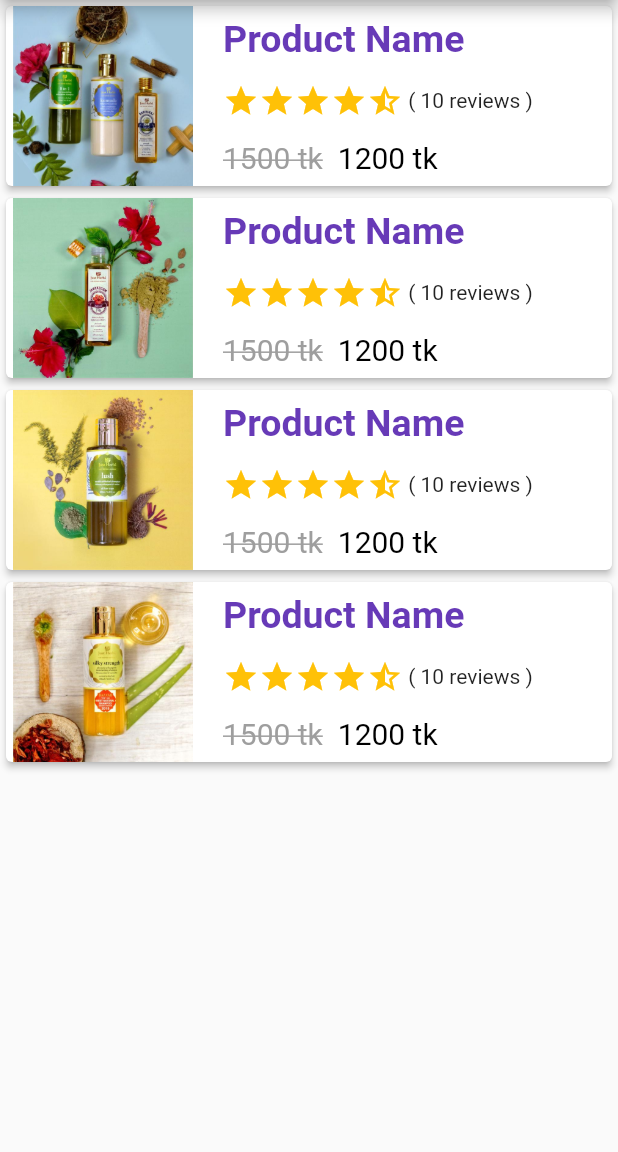
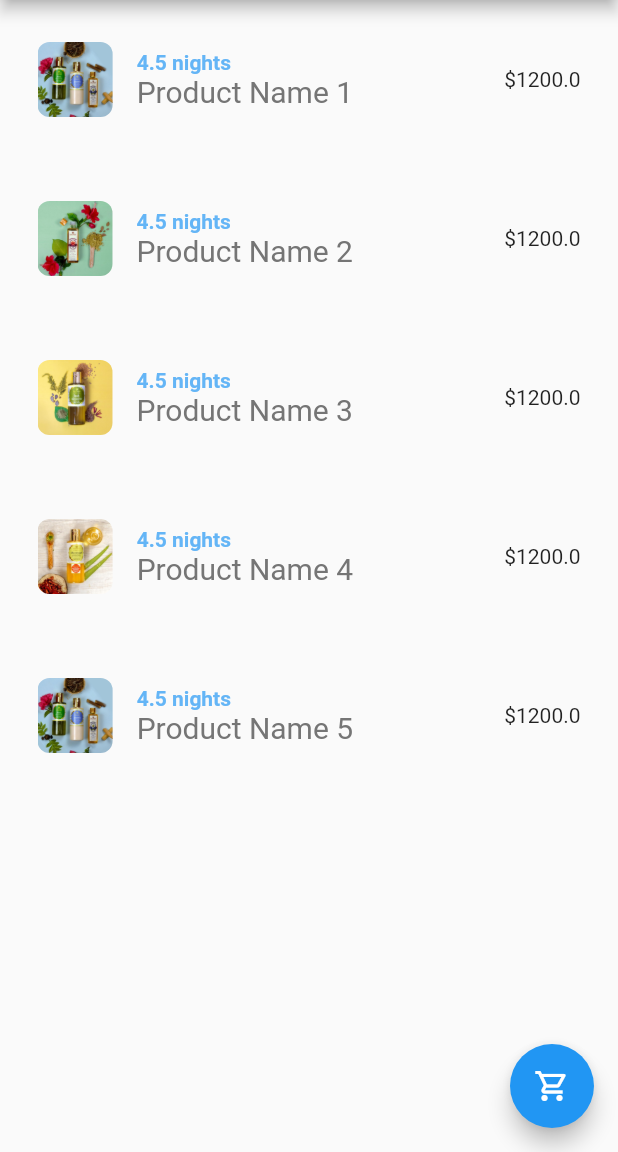
Before and after one commit to Humayun-Kabir-Renessa/flutter_animation, a Flutter app: the screen it shows after launch, after a tap on "Hero Animation", on a phone screen of 412 x 824 dp, the part 84-1236 px from its top. Run offline on Flutter 3.47's test engine with Material 2 defaults, Android fonts, the phone set to English and light mode, and no system bars.

```diff
--- /dev/null
+++ b/lib/components/productList.dart
@@ -0,0 +1,127 @@
+import 'package:flutter/material.dart';
+import 'package:animation/models/product.dart';
+import 'package:animation/productDetails.dart';
+
+class ProductList extends StatefulWidget {
+  const ProductList({Key? key}) : super(key: key);
+
+  @override
+  _ProductListState createState() => _ProductListState();
+}
+
+class _ProductListState extends State<ProductList> {
+  List<Widget> _productTiles = [];
+  final GlobalKey _listKey = GlobalKey();
+  final String description =
+      "Lorem Ipsum is simply dummy text of the printing and typesetting industry. Lorem Ipsum has been the industry's standard dummy text ever since the 1500s, when an unknown printer took a galley of type and scrambled it to make a type specimen book. It has survived not only five centuries";
+
+  @override
+  void initState() {
+    _addProducts();
+    super.initState();
+  }
+
+  void _addProducts() {
+    // get data from db
+    List<Product> _products = [
+      Product(
+          id: 1,
+          name: 'Product Name 1',
+          image: 'p1.jpg',
+          description: description,
+          unit: '250 gm',
+          price: 1200,
+          salePrice: 1050,
+          rating: 4.5,
+          reviewCount: 12),
+      Product(
+          id: 2,
+          name: 'Product Name 2',
+          image: 'p2.jpg',
+          description: description,
+          unit: '250 gm',
+          price: 1200,
+          salePrice: 1050,
+          rating: 4.5,
+          reviewCount: 12),
+      Product(
+          id: 3,
+          name: 'Product Name 3',
+          image: 'p3.jpg',
+          description: description,
+          unit: '250 gm',
+          price: 1200,
+          salePrice: 1050,
+          rating: 4.5,
+          reviewCount: 12),
+      Product(
+          id: 4,
+          name: 'Product Name 4',
+          image: 'p4.jpg',
+          description: description,
+          unit: '250 gm',
+          price: 1200,
+          salePrice: 1050,
+          rating: 4.5,
+          reviewCount: 12),
+      Product(
+          id: 5,
+          name: 'Product Name 5',
+          image: 'p1.jpg',
+          description: description,
+          unit: '250 gm',
+          price: 1200,
+          salePrice: 1050,
+          rating: 4.5,
+          reviewCount: 12),
+    ];
+
+    //add all products into productTiles
+    _products.forEach((Product product) {
+      _productTiles.add(_buildTile(product));
+    });
+  }
+
+  Widget _buildTile(Product product) {
+    return ListTile(
+      onTap: () {
+        Navigator.push(
+            context,
+            MaterialPageRoute(
+                builder: (context) => ProductDetails(product: product)));
+      },
+      contentPadding: EdgeInsets.all(25),
+      title: Column(
+        crossAxisAlignment: CrossAxisAlignment.start,
+        children: <Widget>[
+          Text('${product.rating} nights',
+              style: TextStyle(
+                  fontSize: 14,
+                  fontWeight: FontWeight.bold,
+                  color: Colors.blue[300])),
+          Text(product.name,
+              style: TextStyle(fontSize: 20, color: Colors.grey[600])),
+        ],
+      ),
+      leading: ClipRRect(
+        borderRadius: BorderRadius.circular(8.0),
+        child: Image.asset(
+          'images/${product.image}',
+          height: 50.0,
+        ),
+      ),
+      trailing: Text('\$${product.price}'),
+    );
+  }
+
+  @override
+  Widget build(BuildContext context) {
+    return ListView.builder(
+      key: _listKey,
+      itemCount: _productTiles.length,
+      itemBuilder: (BuildContext context, int index) {
+        return _productTiles[index];
+      },
+    );
+  }
+}
--- a/lib/heroAnimation.dart
+++ b/lib/heroAnimation.dart
@@ -1,3 +1,4 @@
+import 'package:animation/components/productList.dart';
 import 'package:flutter/cupertino.dart';
 import 'package:flutter/material.dart';
 import 'heroDetails.dart';
@@ -12,11 +13,13 @@ class MyHero extends StatelessWidget {
         centerTitle: true,
         title: Text("Hero Animation Home"),
       ),
-      body: ListView.builder(
-          itemCount: 4,
-          itemBuilder: (BuildContext context, int index) {
-            return SingleProduct(index: index);
-          }),
+      body: ProductList(),
+      floatingActionButton: FloatingActionButton(
+        onPressed: (){
+
+        },
+        child: Icon(Icons.shopping_cart_outlined),
+      ),
     );
   }
 }
--- /dev/null
+++ b/lib/models/product.dart
@@ -0,0 +1,22 @@
+class Product {
+  final int id;
+  final String name;
+  final String image;
+  final String description;
+  final String unit;
+  final double price;
+  final double salePrice;
+  final double rating;
+  final int reviewCount;
+
+  Product(
+      {required this.id,
+      required this.name,
+      required this.image,
+      required this.description,
+      required this.unit,
+      required this.price,
+      required this.salePrice,
+      required this.rating,
+      required this.reviewCount});
+}
--- /dev/null
+++ b/lib/productDetails.dart
@@ -0,0 +1,17 @@
+import 'package:flutter/material.dart';
+import 'package:animation/models/product.dart';
+
+class ProductDetails extends StatefulWidget {
+  final Product product;
+  const ProductDetails({Key? key, required this.product}) : super(key: key);
+
+  @override
+  _ProductDetailsState createState() => _ProductDetailsState();
+}
+
+class _ProductDetailsState extends State<ProductDetails> {
+  @override
+  Widget build(BuildContext context) {
+    return Container();
+  }
+}
```
